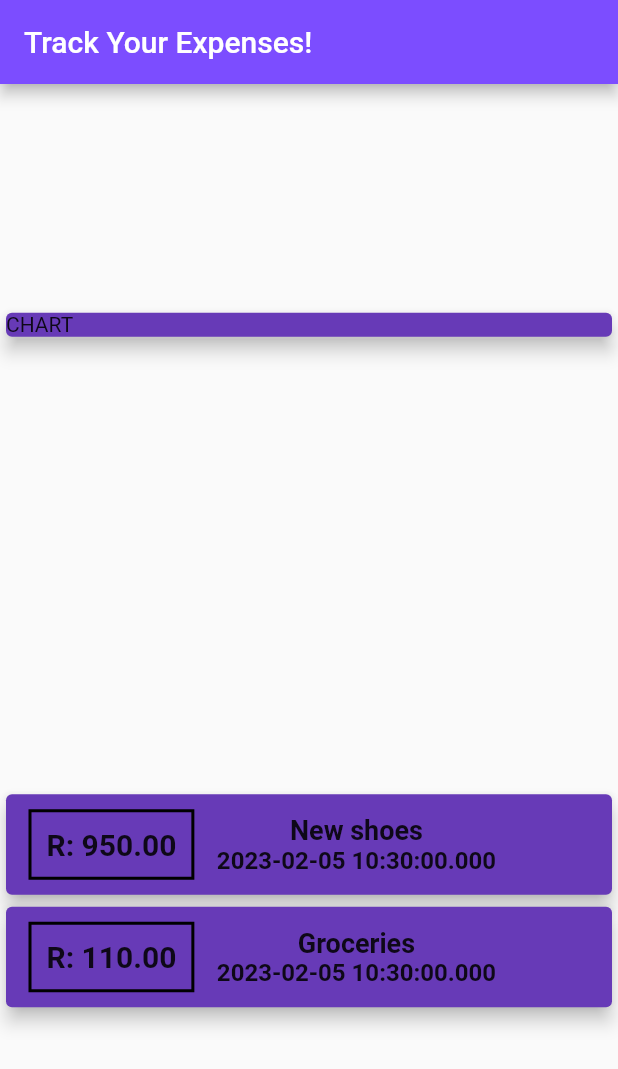
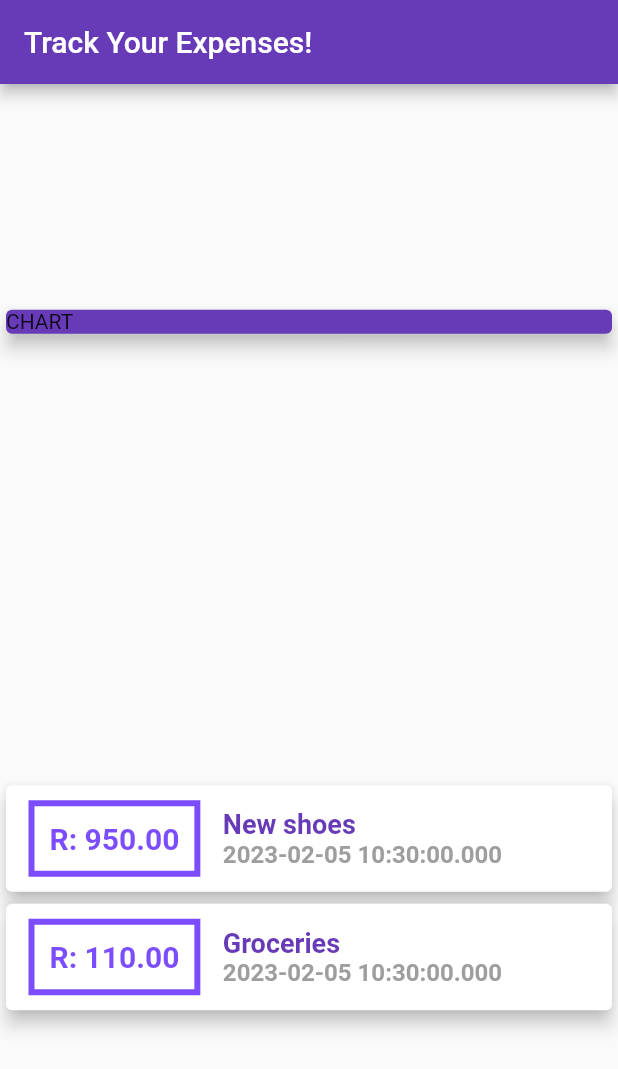
Before and after one commit to Ruan6370/flutterSect4Guide, a Flutter app: the screen it shows after launch, on a phone screen of 412 x 824 dp. Shown: the top 1069 px of the screen. Run offline on Flutter 3.47's test engine with Material 2 defaults, Android fonts, the phone set to English and light mode, and no system bars.

Commit message:
Updated transaction cards' styling

```diff
--- a/lib/main.dart
+++ b/lib/main.dart
@@ -32,7 +32,7 @@ class HomePage extends StatelessWidget {
   Widget build(BuildContext context) {
     return Scaffold(
       appBar: AppBar(
-        backgroundColor: Colors.deepPurpleAccent,
+        backgroundColor: Colors.deepPurple,
         title: const Text('Track Your Expenses!'),
       ),
       body: Column(
@@ -51,7 +51,6 @@ class HomePage extends StatelessWidget {
               children: transactions.map((tx) {
                 return Card(
                   elevation: 5,
-                  color: Colors.deepPurple,
                   child: Row(children: <Widget>[
                     Container(
                         margin: const EdgeInsets.symmetric(
@@ -60,8 +59,8 @@ class HomePage extends StatelessWidget {
                         ),
                         decoration: BoxDecoration(
                           border: Border.all(
-                            color: Colors.black,
-                            width: 2,
+                            color: Colors.deepPurpleAccent,
+                            width: 4,
                           ),
                         ),
                         padding: const EdgeInsets.all(10),
@@ -70,14 +69,18 @@ class HomePage extends StatelessWidget {
                           style: const TextStyle(
                             fontWeight: FontWeight.bold,
                             fontSize: 20,
+                            color: Colors.deepPurpleAccent,
                           ),
                         )),
-                    Column(children: <Widget>[
+                    Column(
+                        crossAxisAlignment: CrossAxisAlignment.start,
+                        children: <Widget>[
                           Text(
                             tx.title,
                             style: const TextStyle(
                               fontWeight: FontWeight.bold,
                               fontSize: 18,
+                              color: Colors.deepPurple,
                             ),
                           ),
                           Text(
@@ -85,6 +88,7 @@ class HomePage extends StatelessWidget {
                             style: const TextStyle(
                               fontWeight: FontWeight.bold,
                               fontSize: 16,
+                              color: Colors.grey,
                             ),
                           ),
                         ]),
```
Lines whose indentation alone changed are shown as unchanged.
